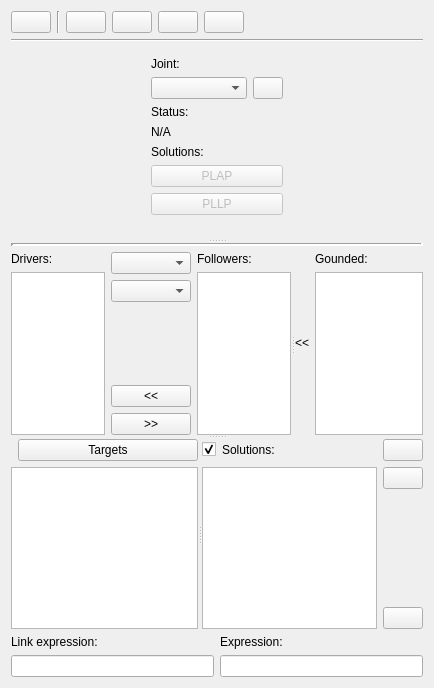
Before: the Qt Designer form core/synthesis/collections/configure_widget.ui in KmolYuan/Pyslvs-UI, drawn with Qt 5.
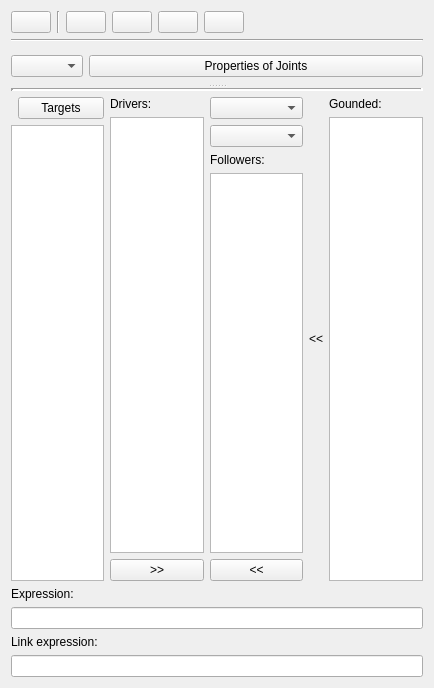
After: the same form once the commit is applied. Icons and pictures are not drawn.

Commit message: Re-design configuration panel.

The edit to the form file:
```diff
--- a/core/synthesis/collections/configure_widget.ui
+++ b/core/synthesis/collections/configure_widget.ui
@@ -17,7 +17,7 @@
    <iconset resource="../../../icons.qrc">
     <normaloff>:/icons/configure.png</normaloff>:/icons/configure.png</iconset>
   </property>
-  <layout class="QVBoxLayout" name="verticalLayout_12">
+  <layout class="QVBoxLayout" name="verticalLayout_6">
    <item>
     <layout class="QHBoxLayout" name="horizontalLayout_4">
      <item>
@@ -105,51 +105,32 @@
     </widget>
    </item>
    <item>
-    <widget class="QSplitter" name="splitter">
+    <widget class="QSplitter" name="main_splitter">
      <property name="orientation">
       <enum>Qt::Vertical</enum>
      </property>
-     <widget class="QWidget" name="horizontalLayoutWidget">
-      <layout class="QHBoxLayout" name="main_layout">
-       <property name="spacing">
-        <number>0</number>
-       </property>
+     <widget class="QWidget" name="verticalLayoutWidget">
+      <layout class="QVBoxLayout" name="main_layout">
        <item>
-        <widget class="QWidget" name="joint_panel" native="true">
-         <property name="maximumSize">
-          <size>
-           <width>150</width>
-           <height>16777215</height>
-          </size>
-         </property>
-         <layout class="QVBoxLayout" name="verticalLayout_6">
-          <item>
-           <widget class="QLabel" name="joint_name_label">
-            <property name="text">
-             <string>Joint:</string>
-            </property>
-           </widget>
-          </item>
-          <item>
-           <layout class="QHBoxLayout" name="horizontalLayout_5">
+        <layout class="QHBoxLayout" name="horizontalLayout_2">
             <item>
              <widget class="QComboBox" name="joint_name">
-              <property name="statusTip">
-               <string>Choose a joint tag to see it's status.</string>
+           <property name="sizePolicy">
+            <sizepolicy hsizetype="Fixed" vsizetype="Fixed">
+             <horstretch>0</horstretch>
+             <verstretch>0</verstretch>
+            </sizepolicy>
               </property>
              </widget>
             </item>
             <item>
              <widget class="QPushButton" name="add_customization">
-              <property name="maximumSize">
-               <size>
-                <width>30</width>
-                <height>16777215</height>
-               </size>
-              </property>
               <property name="statusTip">
                <string>Customize joints and multiple joints option interface.</string>
               </property>
+           <property name="text">
+            <string>Properties of Joints</string>
+           </property>
               <property name="icon">
                <iconset resource="../../../icons.qrc">
                 <normaloff>:/icons/properties.png</normaloff>:/icons/properties.png</iconset>
@@ -158,70 +139,10 @@
             </item>
            </layout>
           </item>
-          <item>
-           <widget class="QLabel" name="status_show_label">
-            <property name="text">
-             <string>Status:</string>
-            </property>
-           </widget>
-          </item>
-          <item>
-           <widget class="QLabel" name="status_show">
-            <property name="statusTip">
-             <string>Each joint should have a solution to find out it's position.</string>
-            </property>
-            <property name="text">
-             <string>N/A</string>
-            </property>
-           </widget>
-          </item>
-          <item>
-           <widget class="QLabel" name="solution_label">
-            <property name="text">
-             <string>Solutions:</string>
-            </property>
-           </widget>
-          </item>
-          <item>
-           <widget class="QPushButton" name="PLAP_solution">
-            <property name="enabled">
-             <bool>false</bool>
-            </property>
-            <property name="text">
-             <string>PLAP</string>
-            </property>
-           </widget>
-          </item>
-          <item>
-           <widget class="QPushButton" name="PLLP_solution">
-            <property name="enabled">
-             <bool>false</bool>
-            </property>
-            <property name="text">
-             <string>PLLP</string>
-            </property>
-           </widget>
-          </item>
-          <item>
-           <spacer name="verticalSpacer">
-            <property name="orientation">
-             <enum>Qt::Vertical</enum>
-            </property>
-            <property name="sizeHint" stdset="0">
-             <size>
-              <width>20</width>
-              <height>40</height>
-             </size>
-            </property>
-           </spacer>
-          </item>
-         </layout>
-        </widget>
-       </item>
-      </layout>
-     </widget>
-     <widget class="QWidget" name="verticalLayoutWidget_2">
-      <layout class="QVBoxLayout" name="verticalLayout_7">
+      </layout>
+     </widget>
+     <widget class="QWidget" name="layoutWidget">
+      <layout class="QVBoxLayout" name="verticalLayout_5">
        <item>
         <widget class="Line" name="line_3">
          <property name="lineWidth">
@@ -233,16 +154,42 @@
         </widget>
        </item>
        <item>
-        <widget class="QSplitter" name="splitter_4">
-         <property name="orientation">
-          <enum>Qt::Vertical</enum>
-         </property>
-         <widget class="QSplitter" name="splitter_3">
-          <property name="orientation">
-           <enum>Qt::Horizontal</enum>
-          </property>
-          <widget class="QWidget" name="layoutWidget">
            <layout class="QHBoxLayout" name="horizontalLayout">
+         <item>
+          <layout class="QVBoxLayout" name="verticalLayout_3">
+           <item>
+            <layout class="QHBoxLayout" name="horizontalLayout_7">
+             <property name="spacing">
+              <number>0</number>
+             </property>
+             <item>
+              <widget class="QLabel" name="target_label">
+               <property name="sizePolicy">
+                <sizepolicy hsizetype="Fixed" vsizetype="Preferred">
+                 <horstretch>0</horstretch>
+                 <verstretch>0</verstretch>
+                </sizepolicy>
+               </property>
+              </widget>
+             </item>
+             <item>
+              <widget class="QPushButton" name="target_button">
+               <property name="text">
+                <string>Targets</string>
+               </property>
+              </widget>
+             </item>
+            </layout>
+           </item>
+           <item>
+            <widget class="QListWidget" name="target_list">
+             <property name="statusTip">
+              <string>Target points will match as the target path of dimensional synthesis.</string>
+             </property>
+            </widget>
+           </item>
+          </layout>
+         </item>
             <item>
              <layout class="QVBoxLayout" name="verticalLayout_2">
               <item>
@@ -259,36 +206,6 @@
                 </property>
                </widget>
               </item>
-             </layout>
-            </item>
-            <item>
-             <layout class="QVBoxLayout" name="verticalLayout_11">
-              <item>
-               <widget class="QComboBox" name="driver_base"/>
-              </item>
-              <item>
-               <widget class="QComboBox" name="driver_rotator"/>
-              </item>
-              <item>
-               <spacer name="verticalSpacer_3">
-                <property name="orientation">
-                 <enum>Qt::Vertical</enum>
-                </property>
-                <property name="sizeHint" stdset="0">
-                 <size>
-                  <width>20</width>
-                  <height>40</height>
-                 </size>
-                </property>
-               </spacer>
-              </item>
-              <item>
-               <widget class="QPushButton" name="driver_add">
-                <property name="text">
-                 <string>&lt;&lt;</string>
-                </property>
-               </widget>
-              </item>
               <item>
                <widget class="QPushButton" name="follower_add">
                 <property name="text">
@@ -300,6 +217,12 @@
             </item>
             <item>
              <layout class="QVBoxLayout" name="verticalLayout_4">
+           <item>
+            <widget class="QComboBox" name="driver_base"/>
+           </item>
+           <item>
+            <widget class="QComboBox" name="driver_rotator"/>
+           </item>
               <item>
                <widget class="QLabel" name="follower_label">
                 <property name="text">
@@ -314,12 +237,15 @@
                 </property>
                </widget>
               </item>
-             </layout>
-            </item>
-           </layout>
-          </widget>
-          <widget class="QWidget" name="layoutWidget">
-           <layout class="QHBoxLayout" name="horizontalLayout_2">
+           <item>
+            <widget class="QPushButton" name="driver_add">
+             <property name="text">
+              <string>&lt;&lt;</string>
+             </property>
+            </widget>
+           </item>
+          </layout>
+         </item>
             <item>
              <widget class="QLabel" name="label">
               <property name="text">
@@ -346,159 +272,30 @@
              </layout>
             </item>
            </layout>
-          </widget>
-         </widget>
-         <widget class="QSplitter" name="splitter_2">
-          <property name="orientation">
-           <enum>Qt::Horizontal</enum>
-          </property>
-          <widget class="QWidget" name="layoutWidget">
-           <layout class="QVBoxLayout" name="verticalLayout_3">
-            <item>
-             <layout class="QHBoxLayout" name="horizontalLayout_7">
-              <property name="spacing">
-               <number>0</number>
-              </property>
-              <item>
-               <widget class="QLabel" name="target_label">
-                <property name="sizePolicy">
-                 <sizepolicy hsizetype="Fixed" vsizetype="Preferred">
-                  <horstretch>0</horstretch>
-                  <verstretch>0</verstretch>
-                 </sizepolicy>
-                </property>
-               </widget>
-              </item>
-              <item>
-               <widget class="QPushButton" name="target_button">
-                <property name="text">
-                 <string>Targets</string>
-                </property>
-               </widget>
-              </item>
-             </layout>
-            </item>
-            <item>
-             <widget class="QListWidget" name="target_list">
-              <property name="statusTip">
-               <string>Target points will match as the target path of dimensional synthesis.</string>
-              </property>
-             </widget>
-            </item>
-           </layout>
-          </widget>
-          <widget class="QWidget" name="layoutWidget">
-           <layout class="QVBoxLayout" name="verticalLayout_10">
-            <item>
-             <layout class="QHBoxLayout" name="horizontalLayout_6">
-              <item>
-               <widget class="QCheckBox" name="show_solutions">
-                <property name="sizePolicy">
-                 <sizepolicy hsizetype="Fixed" vsizetype="Fixed">
-                  <horstretch>0</horstretch>
-                  <verstretch>0</verstretch>
-                 </sizepolicy>
-                </property>
-                <property name="statusTip">
-                 <string>Show triangle sketch on preview window.</string>
-                </property>
-                <property name="checked">
-                 <bool>true</bool>
-                </property>
-               </widget>
-              </item>
-              <item>
-               <widget class="QLabel" name="expression_list_label">
-                <property name="text">
-                 <string>Solutions:</string>
-                </property>
-               </widget>
-              </item>
-              <item>
-               <spacer name="horizontalSpacer_2">
-                <property name="orientation">
-                 <enum>Qt::Horizontal</enum>
-                </property>
-                <property name="sizeHint" stdset="0">
-                 <size>
-                  <width>40</width>
-                  <height>20</height>
-                 </size>
-                </property>
-               </spacer>
-              </item>
-              <item>
-               <widget class="QPushButton" name="expression_auto">
-                <property name="statusTip">
-                 <string>Auto configure solutions.</string>
-                </property>
-                <property name="icon">
-                 <iconset resource="../../../icons.qrc">
-                  <normaloff>:/icons/guide.png</normaloff>:/icons/guide.png</iconset>
-                </property>
-               </widget>
-              </item>
-             </layout>
-            </item>
-            <item>
-             <layout class="QHBoxLayout" name="horizontalLayout_8">
-              <item>
-               <widget class="QListWidget" name="expression_list">
-                <property name="statusTip">
-                 <string>Solutions to find all the positions of joints.</string>
-                </property>
-               </widget>
-              </item>
-              <item>
-               <layout class="QVBoxLayout" name="verticalLayout_9">
-                <item>
-                 <widget class="QPushButton" name="expression_clear">
-                  <property name="statusTip">
-                   <string>Clear all the solutions.</string>
-                  </property>
-                  <property name="icon">
-                   <iconset resource="../../../icons.qrc">
-                    <normaloff>:/icons/clean.png</normaloff>:/icons/clean.png</iconset>
-                  </property>
-                 </widget>
-                </item>
-                <item>
-                 <spacer name="verticalSpacer_2">
-                  <property name="orientation">
-                   <enum>Qt::Vertical</enum>
-                  </property>
-                  <property name="sizeHint" stdset="0">
-                   <size>
-                    <width>20</width>
-                    <height>40</height>
-                   </size>
-                  </property>
-                 </spacer>
-                </item>
-                <item>
-                 <widget class="QPushButton" name="expression_pop">
-                  <property name="statusTip">
-                   <string>Remove the last solution.</string>
-                  </property>
-                  <property name="icon">
-                   <iconset resource="../../../icons.qrc">
-                    <normaloff>:/icons/arrow_up.png</normaloff>:/icons/arrow_up.png</iconset>
-                  </property>
-                 </widget>
-                </item>
-               </layout>
-              </item>
-             </layout>
-            </item>
-           </layout>
-          </widget>
-         </widget>
-        </widget>
-       </item>
-       <item>
-        <layout class="QHBoxLayout" name="horizontalLayout_3">
+       </item>
+      </layout>
+     </widget>
+    </widget>
+   </item>
          <item>
           <layout class="QVBoxLayout" name="verticalLayout">
+     <item>
+      <widget class="QLabel" name="expression_label">
+       <property name="text">
+        <string>Expression:</string>
+       </property>
+      </widget>
+     </item>
+     <item>
+      <widget class="QLineEdit" name="expr_show">
+       <property name="statusTip">
+        <string>Expression of the mechanism</string>
+       </property>
+       <property name="readOnly">
+        <bool>true</bool>
+       </property>
+      </widget>
+     </item>
            <item>
             <widget class="QLabel" name="link_expression_label">
              <property name="text">
@@ -518,35 +315,8 @@
            </item>
           </layout>
          </item>
-         <item>
-          <layout class="QVBoxLayout" name="verticalLayout_8">
-           <item>
-            <widget class="QLabel" name="expression_label">
-             <property name="text">
-              <string>Expression:</string>
-             </property>
-            </widget>
-           </item>
-           <item>
-            <widget class="QLineEdit" name="expr_show">
-             <property name="statusTip">
-              <string>Triangular iteration expression.</string>
-             </property>
-             <property name="readOnly">
-              <bool>true</bool>
-             </property>
-            </widget>
-           </item>
-          </layout>
-         </item>
-        </layout>
-       </item>
-      </layout>
-     </widget>
-    </widget>
-   </item>
-  </layout>
-  <zorder>splitter</zorder>
+  </layout>
+  <zorder>main_splitter</zorder>
   <zorder></zorder>
   <zorder>line</zorder>
  </widget>
```
Left out of the diff: 1 changed line with no effect on the pictures. Lines whose indentation alone changed are shown as unchanged. The commit also changes 8 other files.
